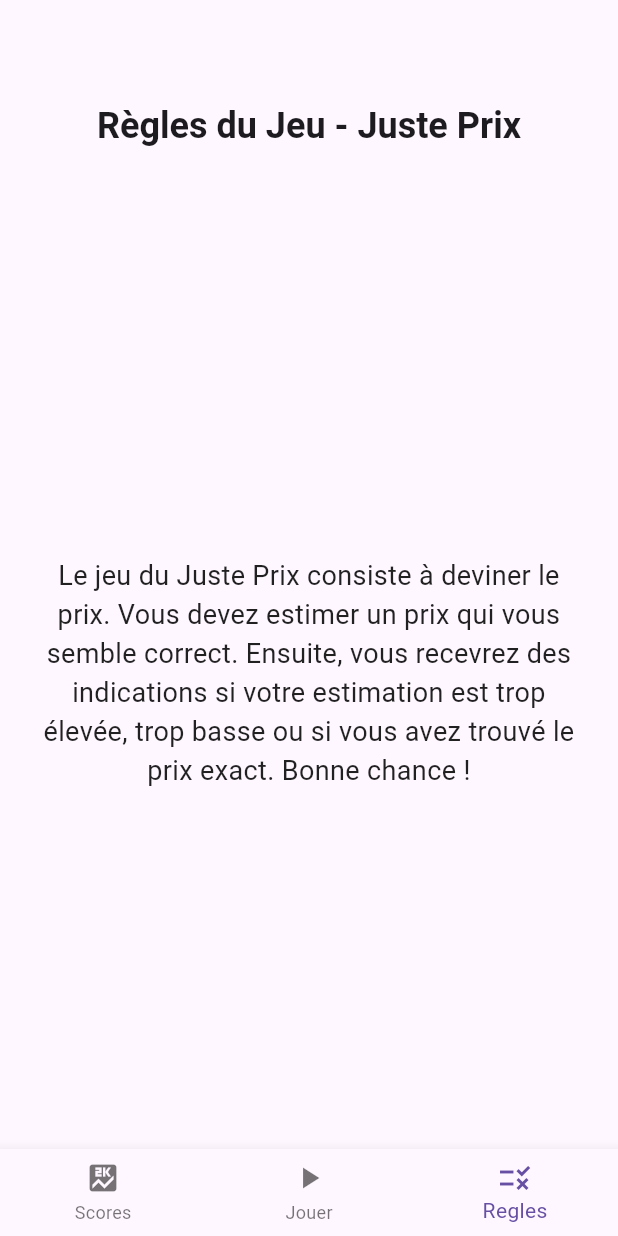
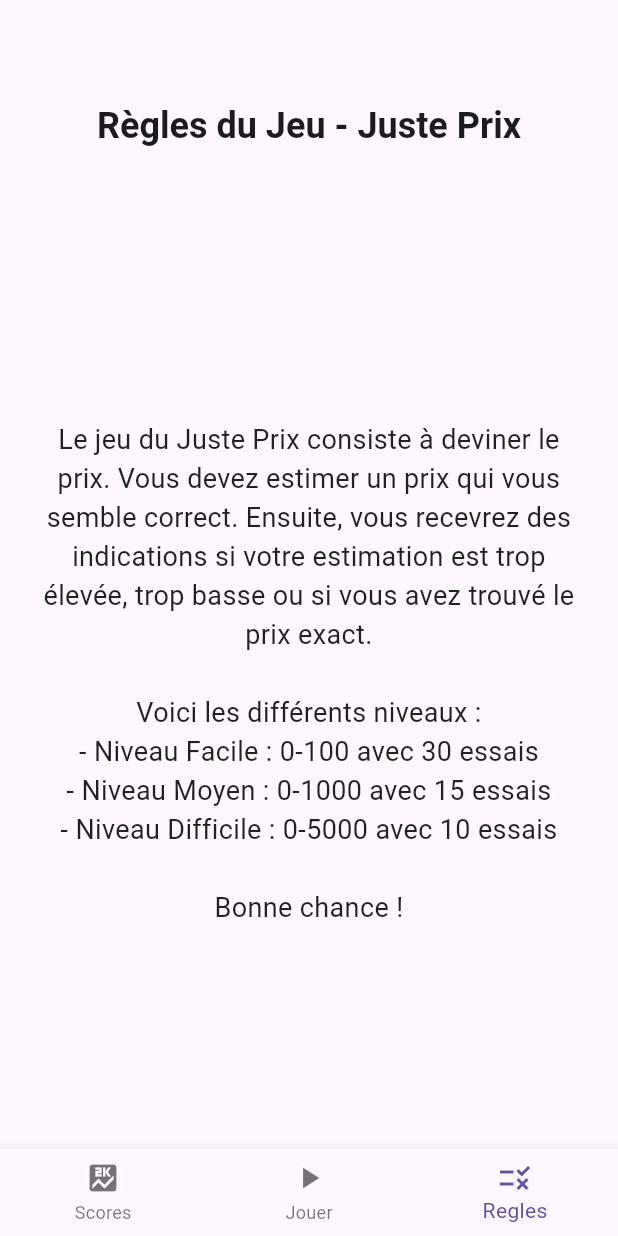
Before and after one commit to MalleronDaniel/Mobile_DEPONT_MALLERON, a Flutter app: the ScreenRegles screen opened by its route, on a phone screen of 412 x 824 dp. Run offline on Flutter 3.47's test engine with Material 3 defaults, Android fonts, the phone set to English and light mode, and no system bars; our stand-ins replace go_router, sqflite, sqflite_common_ffi_web; accounts and stored records are empty.

Commit message:
dernière modif

```diff
--- a/TP_Noté/lib/ui/ScreenRegles.dart
+++ b/TP_Noté/lib/ui/ScreenRegles.dart
@@ -24,7 +24,12 @@ class ScreenRegles extends StatelessWidget {
             children: [
               SizedBox(height: 20),
               Text(
-                "Le jeu du Juste Prix consiste à deviner le prix. Vous devez estimer un prix qui vous semble correct. Ensuite, vous recevrez des indications si votre estimation est trop élevée, trop basse ou si vous avez trouvé le prix exact. Bonne chance !",
+                "Le jeu du Juste Prix consiste à deviner le prix. Vous devez estimer un prix qui vous semble correct. Ensuite, vous recevrez des indications si votre estimation est trop élevée, trop basse ou si vous avez trouvé le prix exact.\n\n"
+                    "Voici les différents niveaux :\n"
+                    "- Niveau Facile : 0-100 avec 30 essais\n"
+                    "- Niveau Moyen : 0-1000 avec 15 essais\n"
+                    "- Niveau Difficile : 0-5000 avec 10 essais\n\n"
+                    "Bonne chance !",
                 style: TextStyle(
                   fontSize: 18.0,
                   color: Colors.black87,
--- a/TP_Noté/pubspec.yaml
+++ b/TP_Noté/pubspec.yaml
@@ -30,9 +30,7 @@ environment:
 dependencies:
   flutter:
     sdk: flutter
-  sqflite_common_ffi_web: ^0.4.3
-
-
+  sqflite_common_ffi_web: ^0.4.2+3
 
   # The following adds the Cupertino Icons font to your application.
   # Use with the CupertinoIcons class for iOS style icons.
```
Also changed, not shown: TP_Noté/pubspec.lock.
